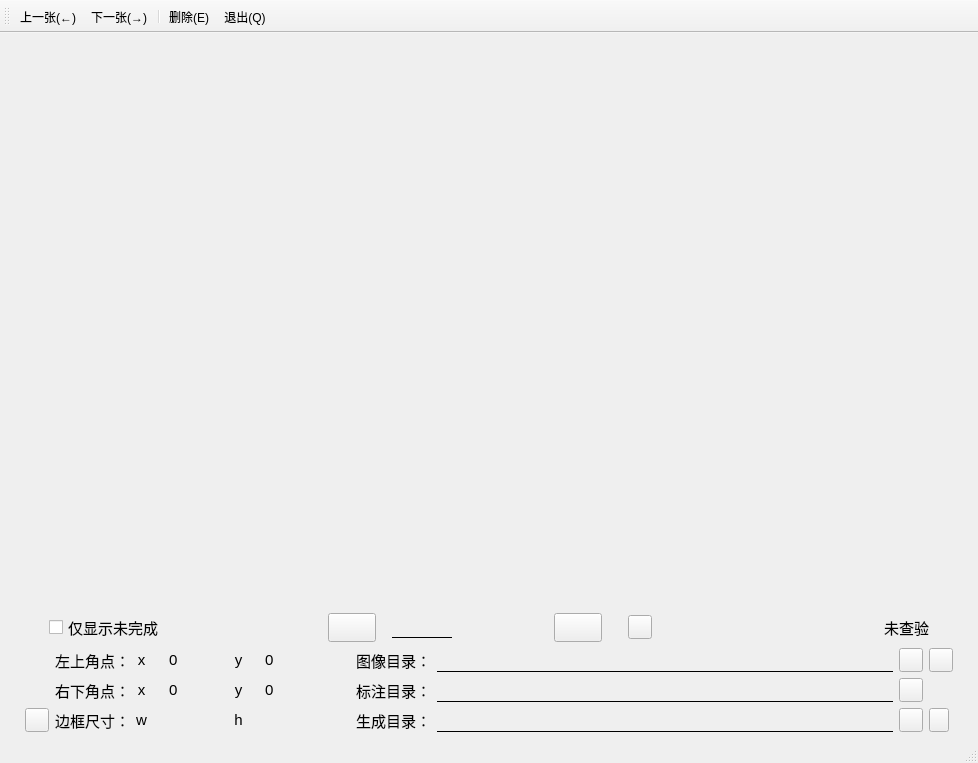
Old version of the form Labelling.ui in the repository ChordXy/Image-Labelling.
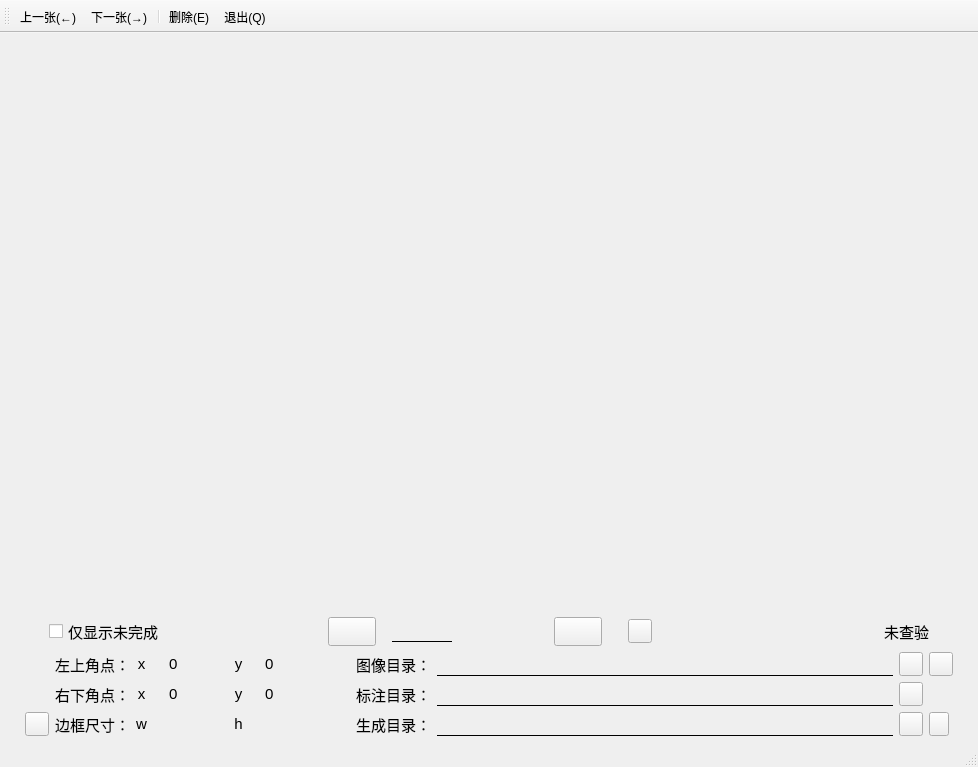
New version of the form. Icons and pictures are not drawn.

What changed in the file:
```diff
--- a/Labelling.ui
+++ b/Labelling.ui
@@ -7,7 +7,7 @@
     <x>0</x>
     <y>0</y>
     <width>978</width>
-    <height>763</height>
+    <height>767</height>
    </rect>
   </property>
   <property name="windowTitle">
```
Left out of the diff: 1046 changed lines with no effect on the pictures.
